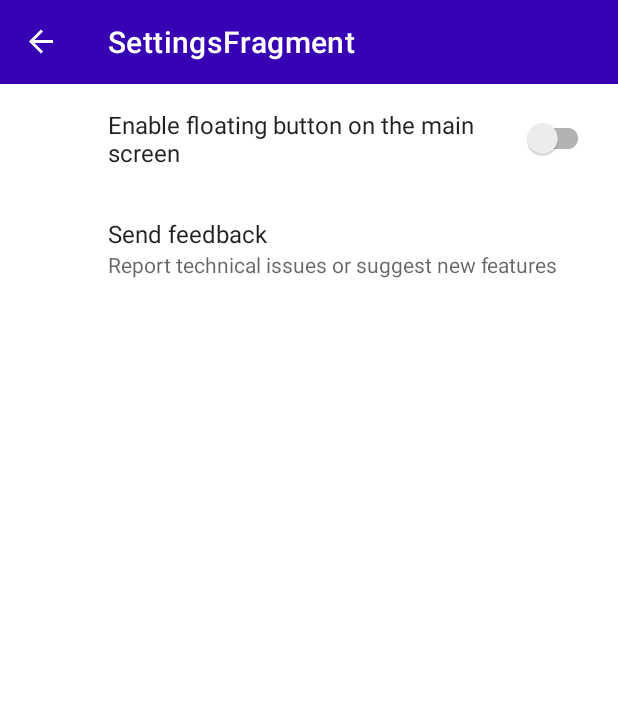
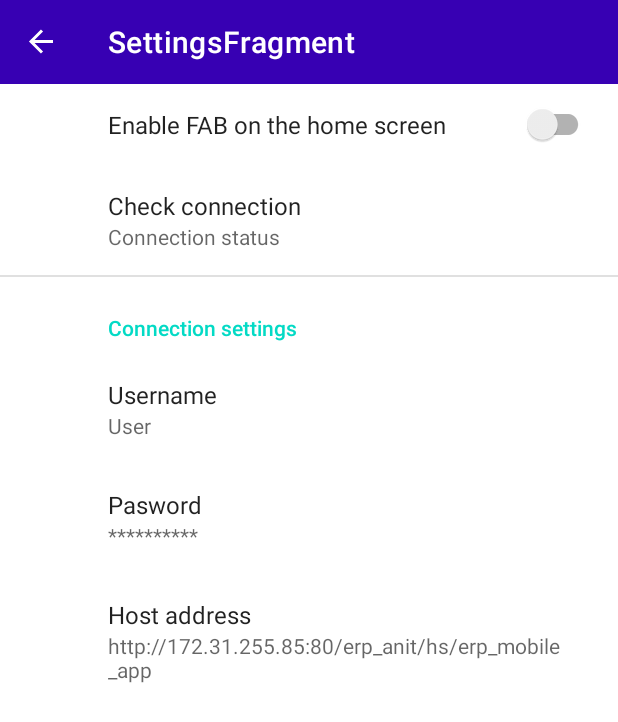
Before and after one commit to Ango1eiro/ERP_Mobile_3, an Android app: the screen it shows after launch (MainActivity), in the side drawer, after a tap on "Settings", on a phone screen of 412 x 824 dp. Shown: the top 722 px of the screen. Run offline under Robolectric (Android 15) with nearby library versions, the phone set to English and light mode, and no system bars; our stand-ins replace androidx.preference, data binding, navigation-ui; network calls fail; 1 statement that could not run was skipped.

Commit message:
Http connection works now

```diff
--- a/src/main/AndroidManifest.xml
+++ b/src/main/AndroidManifest.xml
@@ -1,7 +1,7 @@
 <?xml version="1.0" encoding="utf-8"?>
 <manifest xmlns:android="http://schemas.android.com/apk/res/android"
     package="com.rogoznyak.erp_mobile_3">
-
+    <uses-permission android:name="android.permission.INTERNET" />
     <application
         android:allowBackup="true"
         android:icon="@mipmap/ic_launcher"
--- /dev/null
+++ b/src/main/java/com/rogoznyak/erp_mobile_3/network/Todo.kt
@@ -0,0 +1,70 @@
+package com.rogoznyak.erp_mobile_3.network
+
+import android.util.Base64
+import com.google.gson.GsonBuilder
+import okhttp3.*
+import okhttp3.logging.HttpLoggingInterceptor
+import retrofit2.Retrofit
+import retrofit2.converter.gson.GsonConverterFactory
+import retrofit2.http.GET
+import retrofit2.http.Path
+import java.lang.Boolean.FALSE
+
+
+val URL_test = "http://172.31.255.99:8080/"
+val URL = "https://jsonplaceholder.typicode.com/"
+
+data class Todo(
+    val id: Int = 0,
+    val title: String = "",
+    val completed: Boolean = false
+)
+
+interface Webservice {
+    @GET("/todos/{id}")
+    suspend fun getTodo(@Path(value = "id") todoId: Int): Todo
+
+    @GET("anit_erp_test/hs/erp_mobile_app/")
+    suspend fun getTodoTest(): Todo
+}
+
+val webservice by lazy {
+    val interceptor : HttpLoggingInterceptor = HttpLoggingInterceptor().apply {
+        this.level = HttpLoggingInterceptor.Level.BODY
+    }
+
+    val au = Authenticator
+
+    val client : OkHttpClient = OkHttpClient.Builder().apply {
+        this.addInterceptor(interceptor)
+//        this.addInterceptor(BasicAuthInterceptor("Рогозняк Вячеслав", "12345"))
+            .followRedirects(FALSE)
+            .followSslRedirects(FALSE)
+        this.authenticator(object:Authenticator {
+            override fun authenticate(route: Route?, response: Response): Request? {
+//                val credential = Credentials.basic("Рогозняк Вячеслав", "12345")
+                val credential = "basic " + Base64.encodeToString(("Рогозняк Вячеслав" + ":" + "12345").toByteArray(),Base64.NO_WRAP)
+                if (credential.equals(response.request.header("Authorization"))) {
+                    return null; // If we already failed with these credentials, don't retry.
+                }
+
+                return response.request.newBuilder().header("Authorization", credential).build()
+            }
+        })
+    }
+        .build()
+
+    Retrofit.Builder()
+        .baseUrl(URL_test)
+        .addConverterFactory(GsonConverterFactory.create(GsonBuilder().create()))
+        .client(client)
+        .build()
+        .create(Webservice::class.java)
+}
+
+class TodoRepository {
+    var client: Webservice = webservice
+
+//    suspend fun getTodo(id: Int) = client.getTodo(id)
+suspend fun getTodo(id: Int) = client.getTodoTest()
+}
--- a/src/main/java/com/rogoznyak/erp_mobile_3/settings/SettingsFragment.kt
+++ b/src/main/java/com/rogoznyak/erp_mobile_3/settings/SettingsFragment.kt
@@ -1,52 +1,60 @@
 package com.rogoznyak.erp_mobile_3.settings
 
 import android.os.Bundle
-import android.view.LayoutInflater
-import android.view.View
-import android.view.ViewGroup
-import androidx.fragment.app.Fragment
+import android.text.TextUtils
 import androidx.lifecycle.Observer
 import androidx.lifecycle.ViewModelProviders
-import androidx.navigation.findNavController
+import androidx.preference.EditTextPreference
+import androidx.preference.Preference
 import androidx.preference.PreferenceFragmentCompat
 import com.rogoznyak.erp_mobile_3.R
-import com.rogoznyak.erp_mobile_3.settings.SettingsViewModel
-import com.rogoznyak.erp_mobile_3.databinding.HomeFragmentBinding
-import com.rogoznyak.erp_mobile_3.databinding.SettingsFragmentBinding
 
 
 class SettingsFragment : PreferenceFragmentCompat() {
 
-    companion object {
-        fun newInstance() = SettingsFragment()
+    lateinit var viewModel: SettingsFragmentViewModel
+
+    override fun onCreatePreferences(savedInstanceState: Bundle?, rootKey: String?) {
+        setPreferencesFromResource(R.xml.preferences, rootKey)
+
+        // Initialisating viewModel
+        viewModel = ViewModelProviders.of(this).get(SettingsFragmentViewModel::class.java)
+
+        // Finding password preference
+        val passwordPreference: EditTextPreference? = findPreference("password")
+
+        // Setting password summary
+        passwordPreference?.summaryProvider =
+            Preference.SummaryProvider<EditTextPreference> { preference ->
+                val text = preference.text
+                if (TextUtils.isEmpty(text)) {
+                    "Not set"
+                } else {
+                    "*****"
+                }
+            }
+
+
+        val checkConnectionPreference: Preference? = findPreference("checkConnection")
+        checkConnectionPreference?.onPreferenceClickListener =
+            Preference.OnPreferenceClickListener {
+                it.setSummary("OK")
+            true
+        }
+
+        viewModel.firstTodo.observe(this, Observer {
+            checkConnectionPreference?.setSummary(it.title)
+        })
+
     }
 
-    private lateinit var viewModel: SettingsViewModel
-    override fun onCreatePreferences(savedInstanceState: Bundle?, rootKey: String?) {
-        setPreferencesFromResource(R.xml.preferences, rootKey)
+    //return the password in asterisks
+    private fun setAsterisks(length: Int): String? {
+        val sb = StringBuilder()
+        for (s in 0 until length) {
+            sb.append("*")
+        }
+        return sb.toString()
     }
 
-//    override fun onCreateView(
-//        inflater: LayoutInflater, container: ViewGroup?,
-//        savedInstanceState: Bundle?
-//    ): View? {
-////        val view = inflater.inflate(R.layout.home_fragment, container, false)
-////        viewModel = ViewModelProviders.of(this).get(HomeViewModel::class.java)
-//
-//
-//        val binding = SettingsFragmentBinding.inflate(inflater)
-//        viewModel = ViewModelProviders.of(this).get(SettingsViewModel::class.java)
-//        binding.viewModel = viewModel
-//
-//        viewModel.navigateToSearch.observe(viewLifecycleOwner,
-//            Observer<Boolean> { shouldNavigate ->
-//                if (shouldNavigate == true) {
-//                    val navController = binding.root.findNavController()
-////                    navController.navigate(R.id.action_homeFragment_to_gdgListFragment)
-//                    viewModel.onNavigatedToSearch()
-//                }
-//            })
-//
-//        return binding.root
-//    }
 }
--- /dev/null
+++ b/src/main/java/com/rogoznyak/erp_mobile_3/settings/SettingsFragmentViewModel.kt
@@ -0,0 +1,19 @@
+package com.rogoznyak.erp_mobile_3.settings
+
+import androidx.lifecycle.LiveData
+import androidx.lifecycle.ViewModel
+import androidx.lifecycle.liveData
+import com.rogoznyak.erp_mobile_3.network.Todo
+import com.rogoznyak.erp_mobile_3.network.TodoRepository
+import kotlinx.coroutines.Dispatchers
+
+class SettingsFragmentViewModel : ViewModel() {
+    val repository: TodoRepository = TodoRepository()
+
+
+    val firstTodo = liveData(Dispatchers.IO) {
+        val retrivedTodo = repository.getTodo(2)
+
+        emit(retrivedTodo)
+    }
+}
--- a/src/main/java/com/rogoznyak/erp_mobile_3/worksheets/WorksheetsFragment.kt
+++ b/src/main/java/com/rogoznyak/erp_mobile_3/worksheets/WorksheetsFragment.kt
@@ -9,7 +9,6 @@ import androidx.lifecycle.Observer
 import androidx.lifecycle.ViewModelProviders
 import androidx.navigation.findNavController
 import com.rogoznyak.erp_mobile_3.databinding.WorksheetsFragmentBinding
-import com.rogoznyak.erp_mobile_3.settings.SettingsViewModel
 
 
 class WorksheetsFragment : Fragment() {
--- a/src/main/res/xml/preferences.xml
+++ b/src/main/res/xml/preferences.xml
@@ -1,14 +1,40 @@
 <?xml version="1.0" encoding="utf-8"?>
-<PreferenceScreen
+<PreferenceScreen xmlns:android="http://schemas.android.com/apk/res/android"
     xmlns:app="http://schemas.android.com/apk/res-auto">
 
     <SwitchPreferenceCompat
-        app:key="enableFloatButtonOnMain"
-        app:title="Enable floating button on the main screen"/>
+        app:key="enableFabOnMain"
+        app:title="Enable FAB on the home screen"/>
 
     <Preference
-        app:key="feedback"
-        app:title="Send feedback"
-        app:summary="Report technical issues or suggest new features"/>
+        app:key="checkConnection"
+        app:title="Check connection"
+        app:summary="Connection status"/>
+    <PreferenceCategory
+        android:title="Connection settings">
+
+        <EditTextPreference
+            android:defaultValue="User"
+            android:key="login"
+            android:selectAllOnFocus="true"
+            android:singleLine="true"
+            android:title="Username"
+            app:useSimpleSummaryProvider="true" />
+        <EditTextPreference
+            android:defaultValue="12345"
+            android:inputType="textPassword"
+            android:key="password"
+            android:selectAllOnFocus="true"
+            android:singleLine="true"
+            android:summary="**********"
+            android:title="Pasword" />
+        <EditTextPreference
+            android:defaultValue="http://172.31.255.85:80/erp_anit/hs/erp_mobile_app"
+            android:key="host"
+            android:selectAllOnFocus="true"
+            android:singleLine="true"
+            android:title="Host address"
+            app:useSimpleSummaryProvider="true" />
+    </PreferenceCategory>
 
 </PreferenceScreen>
```
Also changed, not shown: build.gradle (+18 -1 lines), src/main/java/com/rogoznyak/erp_mobile_3/settings/SettingsViewModel.kt (deleted, +0 -19 lines), src/main/res/layout/settings_fragment.xml (deleted, +0 -31 lines), 1 other file.
